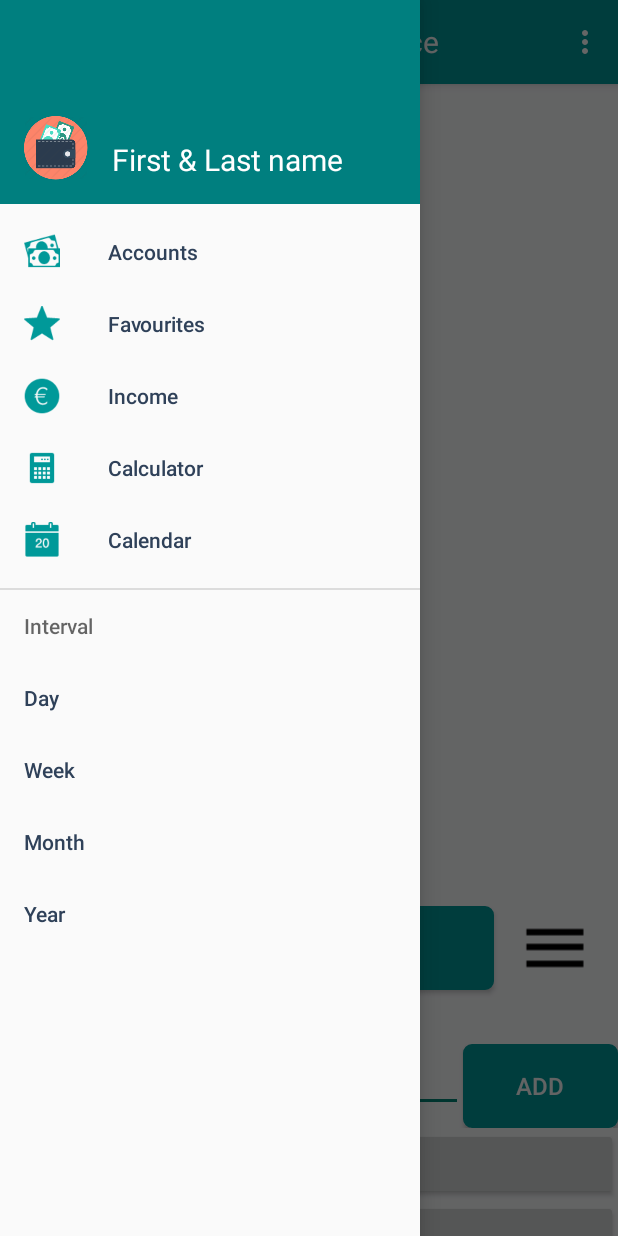
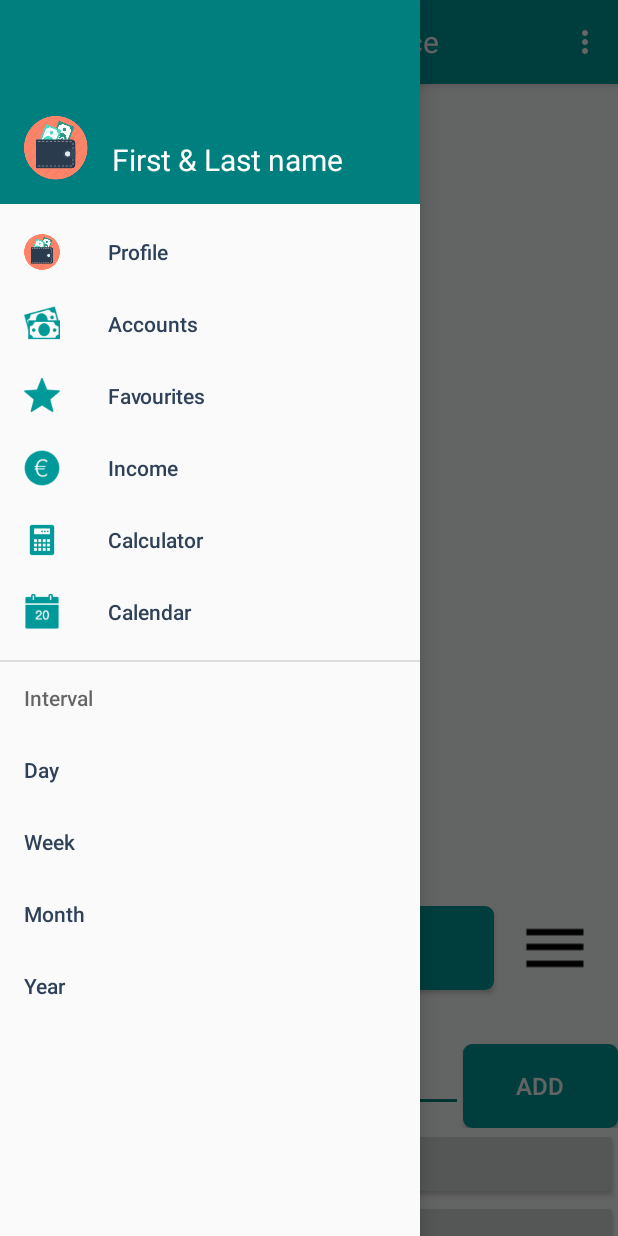
Before and after one commit to aleksandvc/Smart-Finance, an Android app: the MainActivity screen opened directly, with no data from a screen before it, with the side drawer open, on a phone screen of 412 x 824 dp. Run offline under Robolectric (Android 15) with nearby library versions, the phone set to English and light mode, and no system bars; libraries missing offline, so code that uses them is left out: com.github.mikephil.charting, com.szugyi.circlemenu; plain views replace CircleLayout, PieChart; 17 statements that could not run were skipped.

Commit message:
Button in nav Drawer added

```diff
--- a/SmartFinance/app/src/main/res/layout/activity_profile.xml
+++ b/SmartFinance/app/src/main/res/layout/activity_profile.xml
@@ -7,6 +7,7 @@
     android:layout_height="match_parent"
     android:orientation="vertical"
     android:background="@color/colorDark"
+    android:id="@+id/profile_activity"
     tools:context="com.vladimircvetanov.smartfinance.ProfileActivity">
 
     <ImageView
--- a/SmartFinance/app/src/main/res/menu/menu_navigation_drawer.xml
+++ b/SmartFinance/app/src/main/res/menu/menu_navigation_drawer.xml
@@ -3,6 +3,10 @@
     xmlns:app="http://schemas.android.com/apk/res-auto">
 
     <group android:checkableBehavior="single">
+        <item
+            android:id="@+id/nav_profile"
+            android:icon="@drawable/smartfinance_icon"
+            android:title="Profile" />
         <item
             android:id="@+id/nav_accounts"
             android:icon="@drawable/accounts"
```
Also changed, not shown: SmartFinance/app/src/main/java/com/vladimircvetanov/smartfinance/MainActivity.java (+19 -0 lines).
